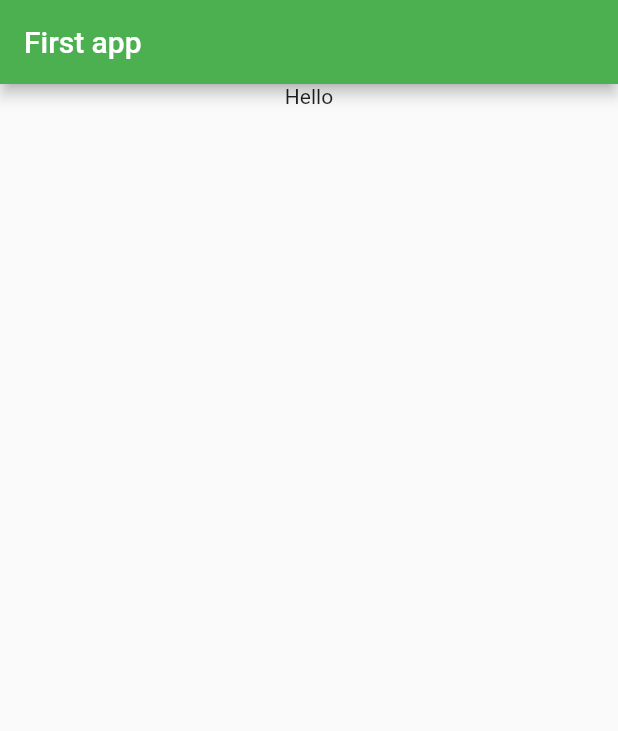
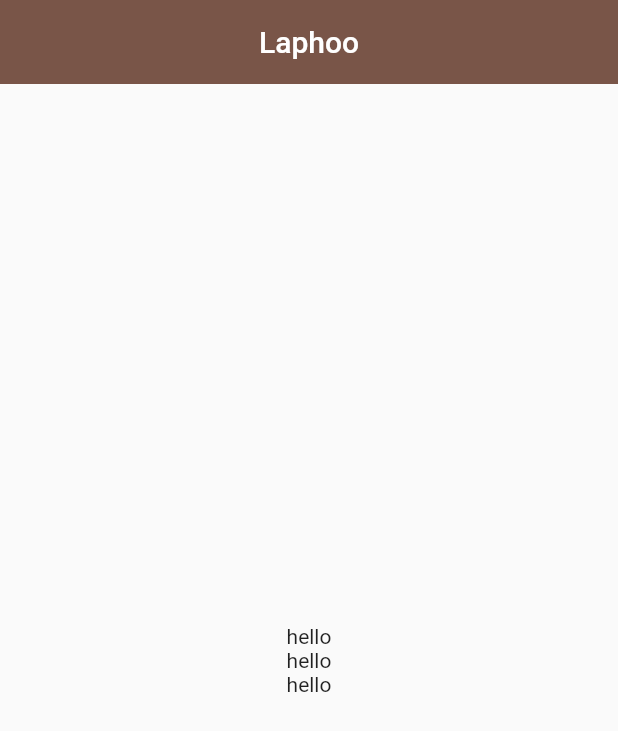
Before and after one commit to robinyeon/LaphooCard-Flutter, a Flutter app: the screen it shows after launch, on a phone screen of 412 x 824 dp. Shown: the top 731 px of the screen. Run offline on Flutter 3.47's test engine with Material 2 defaults, Android fonts, the light colour scheme and no system bars.

Commit message:
body align center

```diff
--- a/lib/main.dart
+++ b/lib/main.dart
@@ -10,29 +10,31 @@ class MyApp extends StatelessWidget {
     return MaterialApp(
       title: 'laphoo card',
       theme: ThemeData(
-        primarySwatch: Colors.green
+        primarySwatch: Colors.brown
       ),
-     home: MyHomePage(),
+     home: MyCard(),
     );
   }
 }
 
-class MyHomePage extends StatelessWidget {
-  const MyHomePage({Key? key}) : super(key: key);
+class MyCard extends StatelessWidget {
+  const MyCard({Key? key}) : super(key: key);
 
   @override
   Widget build(BuildContext context) {
     return Scaffold(
       appBar: AppBar(
-        title: Text('First app')
+        title: Text('Laphoo'),
+        centerTitle: true,
+        elevation: 0.0,
       ),
       body: Center(
         child: Column(
-          children: [
-            Text('Hello')
-          ],
-        ),
-      ),
+            mainAxisAlignment: MainAxisAlignment.center,
+            children: <Widget>[Text('hello'), Text('hello'), Text('hello')],
+          ),
+      )
+
     );
   }
 }
```
